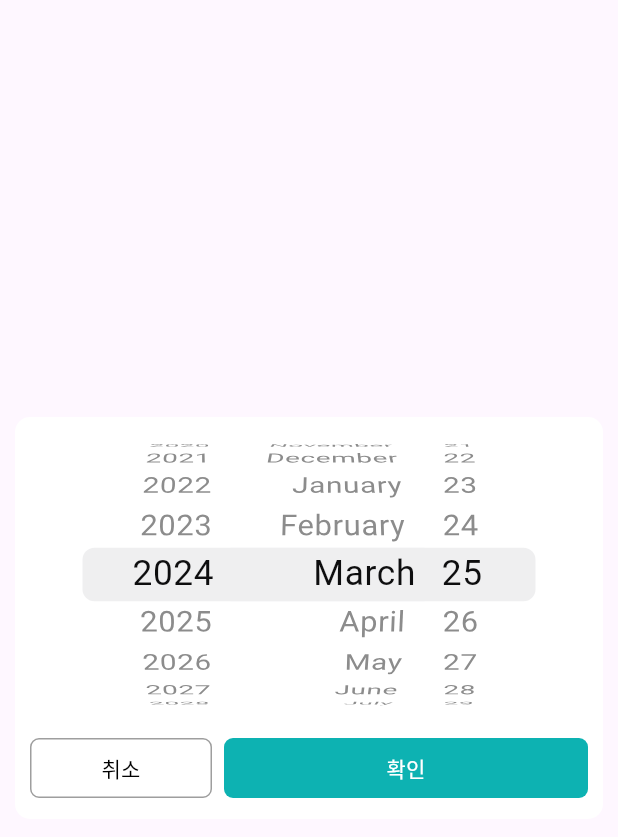
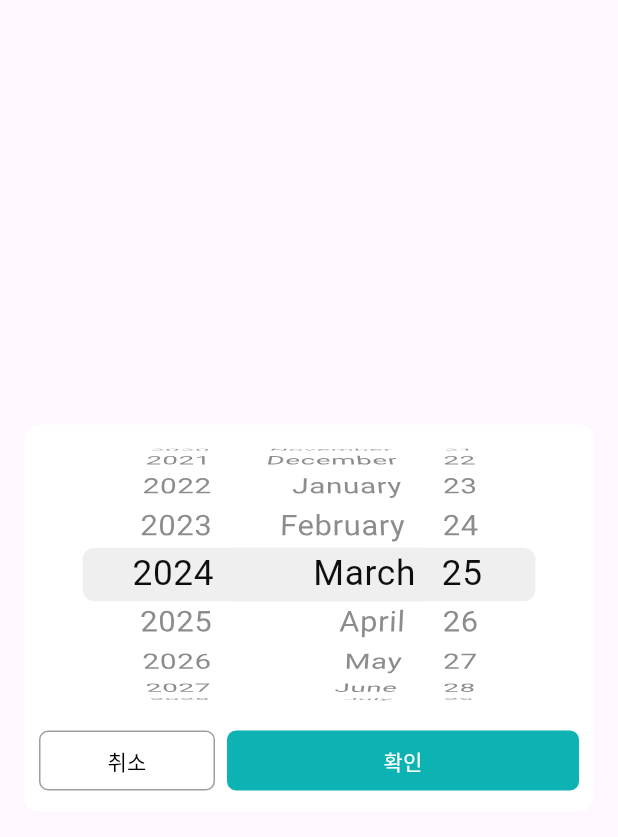
Before and after one commit to torder-raven/calendar_scheduler, a Flutter app: the _DatePickerBuilder widget shown alone on an empty page, opened directly with empty values, on a phone screen of 412 x 824 dp. Shown: the top 837 px of the screen. Run offline on Flutter 3.47's test engine with Material 3 defaults, Android fonts, the phone set to English and light mode, and no system bars; our stand-ins replace drift, fluttertoast, get_it, shared_preferences, sqlite3_flutter_libs, table_calendar; accounts and stored records are empty; generated files the repository leaves out were written again; Roboto replaces fonts that are missing (Pretendard).

Commit message:
refactor: 공통 스타일 util화

```diff
--- a/lib/presentation/const/styles.dart
+++ b/lib/presentation/const/styles.dart
@@ -50,4 +50,19 @@ class Styles {
     ),
   );
 
+  static const dialogTopRadiusBoxStyle = BoxDecoration(
+    color: Colors.white,
+    borderRadius: BorderRadius.only(
+      topLeft: Radius.circular(10),
+      topRight: Radius.circular(10),
+    ),
+  );
+
+  static const dialogBottomRadiusBoxStyle = BoxDecoration(
+    color: Colors.white,
+    borderRadius: BorderRadius.only(
+      bottomLeft: Radius.circular(10),
+      bottomRight: Radius.circular(10),
+    ),
+  );
 }
--- a/lib/presentation/screen/component/date_control_dialog/date_picker_builder.dart
+++ b/lib/presentation/screen/component/date_control_dialog/date_picker_builder.dart
@@ -15,21 +15,15 @@ class _DatePickerBuilder extends StatelessWidget {
     selectedDateTime = schedule.date;
     return Center(
       child: Padding(
-        padding: const EdgeInsets.symmetric(horizontal: 10.0),
+        padding: const EdgeInsets.symmetric(horizontal: 16.0),
         child: Column(
           mainAxisSize: MainAxisSize.min,
           children: [
             Align(
               alignment: Alignment.center,
               child: Container(
-                decoration: const BoxDecoration(
-                  color: Colors.white,
-                  borderRadius: BorderRadius.only(
-                    topLeft: Radius.circular(10),
-                    topRight: Radius.circular(10),
-                  ),
-                ),
-                height: 210,
+                decoration: Styles.dialogTopRadiusBoxStyle,
+                height: 200,
                 child: CupertinoDatePicker(
                   initialDateTime: schedule.date,
                   dateOrder: DatePickerDateOrder.ymd,
@@ -46,13 +40,7 @@ class _DatePickerBuilder extends StatelessWidget {
                 right: 10.0,
                 bottom: 10.0,
               ),
-              decoration: const BoxDecoration(
-                color: Colors.white,
-                borderRadius: BorderRadius.only(
-                  bottomLeft: Radius.circular(10),
-                  bottomRight: Radius.circular(10),
-                ),
-              ),
+              decoration: Styles.dialogBottomRadiusBoxStyle,
               child: Row(
                 children: [
                   renderCancelButton(context),
```
Also changed, not shown: lib/presentation/screen/component/field/start_end_time_input_field.dart (+2 -14 lines).
